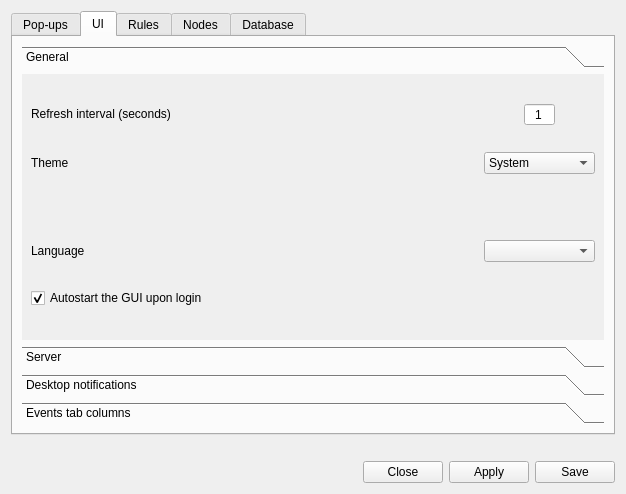
Before: the Qt Designer form ui/opensnitch/res/preferences.ui in evilsocket/opensnitch, drawn with Qt 5.
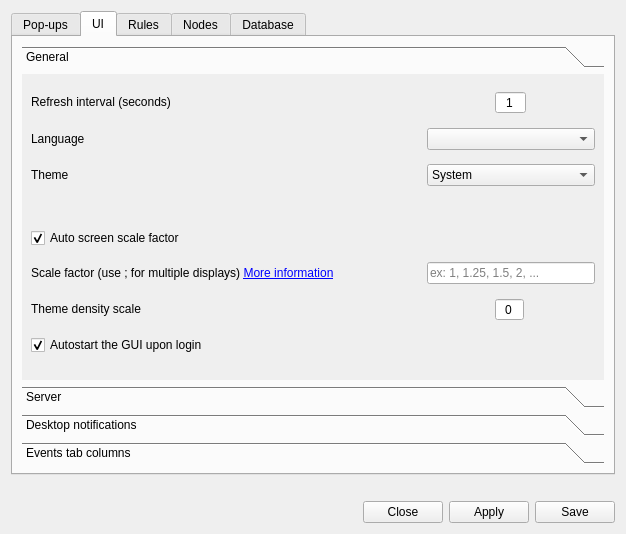
After: the same form once the commit is applied. The open tabs and pages were chosen to show the change. Icons and pictures are not drawn.

Commit message: ui: allow to configure screen/themes scale factor

Diff of the .ui file:
```diff
--- a/ui/opensnitch/res/preferences.ui
+++ b/ui/opensnitch/res/preferences.ui
@@ -7,7 +7,7 @@
     <x>0</x>
     <y>0</y>
     <width>626</width>
-    <height>494</height>
+    <height>534</height>
    </rect>
   </property>
   <property name="windowTitle">
@@ -551,7 +551,7 @@
        <string>UI</string>
       </attribute>
       <layout class="QGridLayout" name="gridLayout_6">
-       <item row="1" column="1">
+       <item row="0" column="0">
         <widget class="QToolBox" name="toolBox_2">
          <property name="currentIndex">
           <number>0</number>
@@ -562,14 +562,86 @@
             <x>0</x>
             <y>0</y>
             <width>586</width>
-            <height>252</height>
+            <height>301</height>
            </rect>
           </property>
           <attribute name="label">
            <string>General</string>
           </attribute>
-          <layout class="QGridLayout" name="gridLayout_5">
-           <item row="0" column="0">
+          <layout class="QGridLayout" name="gridLayout_16">
+           <item row="0" column="2" colspan="2">
+            <layout class="QHBoxLayout" name="horizontalLayout_8">
+             <property name="spacing">
+              <number>0</number>
+             </property>
+             <item>
+              <widget class="QPushButton" name="cmdRefreshUIUp">
+               <property name="sizePolicy">
+                <sizepolicy hsizetype="Maximum" vsizetype="Maximum">
+                 <horstretch>0</horstretch>
+                 <verstretch>0</verstretch>
+                </sizepolicy>
+               </property>
+               <property name="text">
+                <string/>
+               </property>
+               <property name="icon">
+                <iconset theme="list-add">
+                 <normaloff>../../../../../../../../../../../../../../.designer/backup</normaloff>../../../../../../../../../../../../../../.designer/backup</iconset>
+               </property>
+               <property name="flat">
+                <bool>true</bool>
+               </property>
+              </widget>
+             </item>
+             <item>
+              <widget class="QSpinBox" name="spinUIRefresh">
+               <property name="sizePolicy">
+                <sizepolicy hsizetype="Maximum" vsizetype="Fixed">
+                 <horstretch>0</horstretch>
+                 <verstretch>0</verstretch>
+                </sizepolicy>
+               </property>
+               <property name="alignment">
+                <set>Qt::AlignCenter</set>
+               </property>
+               <property name="buttonSymbols">
+                <enum>QAbstractSpinBox::NoButtons</enum>
+               </property>
+               <property name="accelerated">
+                <bool>true</bool>
+               </property>
+               <property name="maximum">
+                <number>100</number>
+               </property>
+               <property name="value">
+                <number>1</number>
+               </property>
+              </widget>
+             </item>
+             <item>
+              <widget class="QPushButton" name="cmdRefreshUIDown">
+               <property name="sizePolicy">
+                <sizepolicy hsizetype="Fixed" vsizetype="Maximum">
+                 <horstretch>0</horstretch>
+                 <verstretch>0</verstretch>
+                </sizepolicy>
+               </property>
+               <property name="text">
+                <string/>
+               </property>
+               <property name="icon">
+                <iconset theme="list-remove">
+                 <normaloff>../../../../../../../../../../../../../../.designer/backup</normaloff>../../../../../../../../../../../../../../.designer/backup</iconset>
+               </property>
+               <property name="flat">
+                <bool>true</bool>
+               </property>
+              </widget>
+             </item>
+            </layout>
+           </item>
+           <item row="0" column="0" colspan="2">
             <widget class="QLabel" name="label_27">
              <property name="sizePolicy">
               <sizepolicy hsizetype="Expanding" vsizetype="Maximum">
@@ -585,7 +657,55 @@
              </property>
             </widget>
            </item>
-           <item row="1" column="0">
+           <item row="6" column="2" colspan="2">
+            <widget class="QLineEdit" name="lineUIScreenFactor">
+             <property name="sizePolicy">
+              <sizepolicy hsizetype="Preferred" vsizetype="Fixed">
+               <horstretch>0</horstretch>
+               <verstretch>0</verstretch>
+              </sizepolicy>
+             </property>
+             <property name="toolTip">
+              <string>Use numbers to define a global scale factor for the whole application:
+1, 1.2, 1.5, 2, etc ...
+
+Use ; to define multiple screens: 1;1.5 etc...</string>
+             </property>
+             <property name="placeholderText">
+              <string>ex: 1, 1.25, 1.5, 2, ...</string>
+             </property>
+            </widget>
+           </item>
+           <item row="1" column="2" colspan="2">
+            <widget class="QComboBox" name="comboUILang"/>
+           </item>
+           <item row="1" column="0" colspan="2">
+            <widget class="QLabel" name="label_19">
+             <property name="sizePolicy">
+              <sizepolicy hsizetype="Preferred" vsizetype="Preferred">
+               <horstretch>0</horstretch>
+               <verstretch>0</verstretch>
+              </sizepolicy>
+             </property>
+             <property name="text">
+              <string>Language</string>
+             </property>
+            </widget>
+           </item>
+           <item row="7" column="0" colspan="2">
+            <widget class="QLabel" name="labelUIDensity">
+             <property name="sizePolicy">
+              <sizepolicy hsizetype="Preferred" vsizetype="Maximum">
+               <horstretch>0</horstretch>
+               <verstretch>0</verstretch>
+              </sizepolicy>
+             </property>
+             <property name="text">
+              <string>Theme density scale</string>
+             </property>
+            </widget>
+           </item>
+           <item row="3" column="0">
             <widget class="QLabel" name="label_21">
              <property name="sizePolicy">
               <sizepolicy hsizetype="Preferred" vsizetype="Preferred">
@@ -598,7 +718,105 @@
              </property>
             </widget>
            </item>
-           <item row="1" column="1">
+           <item row="5" column="0" colspan="4">
+            <widget class="QCheckBox" name="checkUIAutoScreen">
+             <property name="text">
+              <string>Auto screen scale factor</string>
+             </property>
+             <property name="checked">
+              <bool>true</bool>
+             </property>
+            </widget>
+           </item>
+           <item row="6" column="0">
+            <widget class="QLabel" name="labelUIScreenFactor">
+             <property name="sizePolicy">
+              <sizepolicy hsizetype="Preferred" vsizetype="Maximum">
+               <horstretch>0</horstretch>
+               <verstretch>0</verstretch>
+              </sizepolicy>
+             </property>
+             <property name="text">
+              <string>&lt;html&gt;&lt;head/&gt;&lt;body&gt;&lt;p&gt;Scale factor (use ; for multiple displays) &lt;a href=&quot;https://github.com/evilsocket/opensnitch/wiki/GUI-known-problems#gui-size-problems-on-4k-monitors&quot;&gt;&lt;span style=&quot; text-decoration: underline; color:#0000ff;&quot;&gt;More information&lt;/span&gt;&lt;/a&gt;&lt;/p&gt;&lt;/body&gt;&lt;/html&gt;</string>
+             </property>
+            </widget>
+           </item>
+           <item row="7" column="2" colspan="2">
+            <layout class="QHBoxLayout" name="horizontalLayout_9">
+             <property name="spacing">
+              <number>0</number>
+             </property>
+             <item>
+              <widget class="QPushButton" name="cmdUIDensityUp">
+               <property name="sizePolicy">
+                <sizepolicy hsizetype="Maximum" vsizetype="Maximum">
+                 <horstretch>0</horstretch>
+                 <verstretch>0</verstretch>
+                </sizepolicy>
+               </property>
+               <property name="text">
+                <string/>
+               </property>
+               <property name="icon">
+                <iconset theme="list-add">
+                 <normaloff>../../../../../../../../../../../../.designer/backup</normaloff>../../../../../../../../../../../../.designer/backup</iconset>
+               </property>
+               <property name="flat">
+                <bool>true</bool>
+               </property>
+              </widget>
+             </item>
+             <item>
+              <widget class="QSpinBox" name="spinUIDensity">
+               <property name="sizePolicy">
+                <sizepolicy hsizetype="Maximum" vsizetype="Fixed">
+                 <horstretch>0</horstretch>
+                 <verstretch>0</verstretch>
+                </sizepolicy>
+               </property>
+               <property name="alignment">
+                <set>Qt::AlignCenter</set>
+               </property>
+               <property name="buttonSymbols">
+                <enum>QAbstractSpinBox::NoButtons</enum>
+               </property>
+               <property name="accelerated">
+                <bool>true</bool>
+               </property>
+               <property name="minimum">
+                <number>-20</number>
+               </property>
+               <property name="maximum">
+                <number>20</number>
+               </property>
+               <property name="value">
+                <number>0</number>
+               </property>
+              </widget>
+             </item>
+             <item>
+              <widget class="QPushButton" name="cmdUIDensityDown">
+               <property name="sizePolicy">
+                <sizepolicy hsizetype="Fixed" vsizetype="Maximum">
+                 <horstretch>0</horstretch>
+                 <verstretch>0</verstretch>
+                </sizepolicy>
+               </property>
+               <property name="text">
+                <string/>
+               </property>
+               <property name="icon">
+                <iconset theme="list-remove">
+                 <normaloff>../../../../../../../../../../../../.designer/backup</normaloff>../../../../../../../../../../../../.designer/backup</iconset>
+               </property>
+               <property name="flat">
+                <bool>true</bool>
+               </property>
+              </widget>
+             </item>
+            </layout>
+           </item>
+           <item row="3" column="2" colspan="2">
             <widget class="QComboBox" name="comboUITheme">
              <item>
               <property name="text">
@@ -607,7 +825,7 @@
              </item>
             </widget>
            </item>
-           <item row="2" column="0">
+           <item row="4" column="0" colspan="4">
             <widget class="QLabel" name="labelThemeError">
              <property name="sizePolicy">
               <sizepolicy hsizetype="Preferred" vsizetype="Maximum">
@@ -618,25 +836,12 @@
              <property name="text">
               <string/>
              </property>
-            </widget>
-           </item>
-           <item row="3" column="0">
-            <widget class="QLabel" name="label_19">
-             <property name="sizePolicy">
-              <sizepolicy hsizetype="Preferred" vsizetype="Preferred">
-               <horstretch>0</horstretch>
-               <verstretch>0</verstretch>
-              </sizepolicy>
+             <property name="textInteractionFlags">
+              <set>Qt::LinksAccessibleByMouse|Qt::TextSelectableByKeyboard|Qt::TextSelectableByMouse</set>
              </property>
-             <property name="text">
-              <string>Language</string>
-             </property>
             </widget>
            </item>
-           <item row="3" column="1">
-            <widget class="QComboBox" name="comboUILang"/>
-           </item>
-           <item row="4" column="0">
+           <item row="8" column="0" colspan="2">
             <widget class="QCheckBox" name="checkAutostart">
              <property name="toolTip">
               <string>By default the GUI is started when login</string>
@@ -649,78 +854,6 @@
              </property>
             </widget>
            </item>
-           <item row="0" column="1">
-            <layout class="QHBoxLayout" name="horizontalLayout_8">
-             <property name="spacing">
-              <number>0</number>
-             </property>
-             <item>
-              <widget class="QPushButton" name="cmdRefreshUIUp">
-               <property name="sizePolicy">
-                <sizepolicy hsizetype="Maximum" vsizetype="Maximum">
-                 <horstretch>0</horstretch>
-                 <verstretch>0</verstretch>
-                </sizepolicy>
-               </property>
-               <property name="text">
-                <string/>
-               </property>
-               <property name="icon">
-                <iconset theme="list-add">
-                 <normaloff>../../../../../../../../../../../../../../.designer/backup</normaloff>../../../../../../../../../../../../../../.designer/backup</iconset>
-               </property>
-               <property name="flat">
-                <bool>true</bool>
-               </property>
-              </widget>
-             </item>
-             <item>
-              <widget class="QSpinBox" name="spinUIRefresh">
-               <property name="sizePolicy">
-                <sizepolicy hsizetype="Maximum" vsizetype="Fixed">
-                 <horstretch>0</horstretch>
-                 <verstretch>0</verstretch>
-                </sizepolicy>
-               </property>
-               <property name="alignment">
-                <set>Qt::AlignCenter</set>
-               </property>
-               <property name="buttonSymbols">
-                <enum>QAbstractSpinBox::NoButtons</enum>
-               </property>
-               <property name="accelerated">
-                <bool>true</bool>
-               </property>
-               <property name="maximum">
-                <number>100</number>
-               </property>
-               <property name="value">
-                <number>1</number>
-               </property>
-              </widget>
-             </item>
-             <item>
-              <widget class="QPushButton" name="cmdRefreshUIDown">
-               <property name="sizePolicy">
-                <sizepolicy hsizetype="Fixed" vsizetype="Maximum">
-                 <horstretch>0</horstretch>
-                 <verstretch>0</verstretch>
-                </sizepolicy>
-               </property>
-               <property name="text">
-                <string/>
-               </property>
-               <property name="icon">
-                <iconset theme="list-remove">
-                 <normaloff>../../../../../../../../../../../../../../.designer/backup</normaloff>../../../../../../../../../../../../../../.designer/backup</iconset>
-               </property>
-               <property name="flat">
-                <bool>true</bool>
-               </property>
-              </widget>
-             </item>
-            </layout>
-           </item>
           </layout>
          </widget>
          <widget class="QWidget" name="page_6">
```
Left out of the diff: 378 changed lines with no effect on the pictures. Lines whose indentation alone changed are shown as unchanged. The commit also changes 5 other files.
